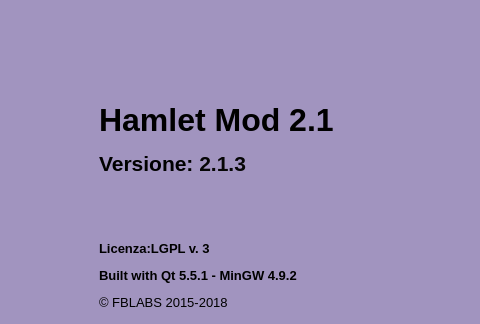
fblabs/hamlet-mod-sancon, file mainwindow.ui: the form before one commit; both pictures show x 324 to 804 and y 0 to 324 of the 979 by 780 pixel window.
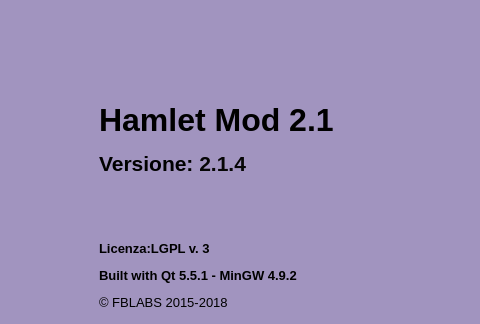
The form after the commit. Icons and pictures are not drawn.

```diff
--- a/mainwindow.ui
+++ b/mainwindow.ui
@@ -539,7 +539,7 @@
       <item>
        <widget class="QLabel" name="label_2">
         <property name="text">
-         <string>&lt;html&gt;&lt;head/&gt;&lt;body&gt;&lt;p&gt;&lt;span style=&quot; font-size:24pt; font-weight:600;&quot;&gt;Hamlet Mod 2.1&lt;/span&gt;&lt;/p&gt;&lt;p&gt;&lt;span style=&quot; font-size:16pt; font-weight:600;&quot;&gt;Versione: &lt;/span&gt;&lt;span style=&quot; font-size:16pt; font-weight:600; color:#060606;&quot;&gt;2.1.3&lt;/span&gt;&lt;br/&gt;&lt;/p&gt;&lt;p&gt;&lt;br/&gt;&lt;/p&gt;&lt;p&gt;&lt;span style=&quot; font-size:10pt; font-weight:600;&quot;&gt;Licenza:LGPL v. 3&lt;/span&gt;&lt;/p&gt;&lt;p&gt;&lt;span style=&quot; font-size:10pt; font-weight:600;&quot;&gt;Built with Qt 5.5.1 - MinGW 4.9.2&lt;/span&gt;&lt;/p&gt;&lt;p&gt;&lt;span style=&quot; font-size:10pt;&quot;&gt;© FBLABS 2015-2018&lt;/span&gt;&lt;/p&gt;&lt;p&gt;&lt;a href=&quot;https://www.github.com/fblabs/hamlet-mod-sancon&quot;&gt;&lt;span style=&quot; text-decoration: underline; color:#0000ff;&quot;&gt;Sorgenti (github)&lt;/span&gt;&lt;/a&gt;&lt;/p&gt;&lt;/body&gt;&lt;/html&gt;</string>
+         <string>&lt;html&gt;&lt;head/&gt;&lt;body&gt;&lt;p&gt;&lt;span style=&quot; font-size:24pt; font-weight:600;&quot;&gt;Hamlet Mod 2.1&lt;/span&gt;&lt;/p&gt;&lt;p&gt;&lt;span style=&quot; font-size:16pt; font-weight:600;&quot;&gt;Versione: &lt;/span&gt;&lt;span style=&quot; font-size:16pt; font-weight:600; color:#060606;&quot;&gt;2.1.4&lt;/span&gt;&lt;br/&gt;&lt;/p&gt;&lt;p&gt;&lt;br/&gt;&lt;/p&gt;&lt;p&gt;&lt;span style=&quot; font-size:10pt; font-weight:600;&quot;&gt;Licenza:LGPL v. 3&lt;/span&gt;&lt;/p&gt;&lt;p&gt;&lt;span style=&quot; font-size:10pt; font-weight:600;&quot;&gt;Built with Qt 5.5.1 - MinGW 4.9.2&lt;/span&gt;&lt;/p&gt;&lt;p&gt;&lt;span style=&quot; font-size:10pt;&quot;&gt;© FBLABS 2015-2018&lt;/span&gt;&lt;/p&gt;&lt;p&gt;&lt;a href=&quot;https://www.github.com/fblabs/hamlet-mod-sancon&quot;&gt;&lt;span style=&quot; text-decoration: underline; color:#0000ff;&quot;&gt;Sorgenti (github)&lt;/span&gt;&lt;/a&gt;&lt;/p&gt;&lt;/body&gt;&lt;/html&gt;</string>
         </property>
         <property name="scaledContents">
          <bool>false</bool>
```
